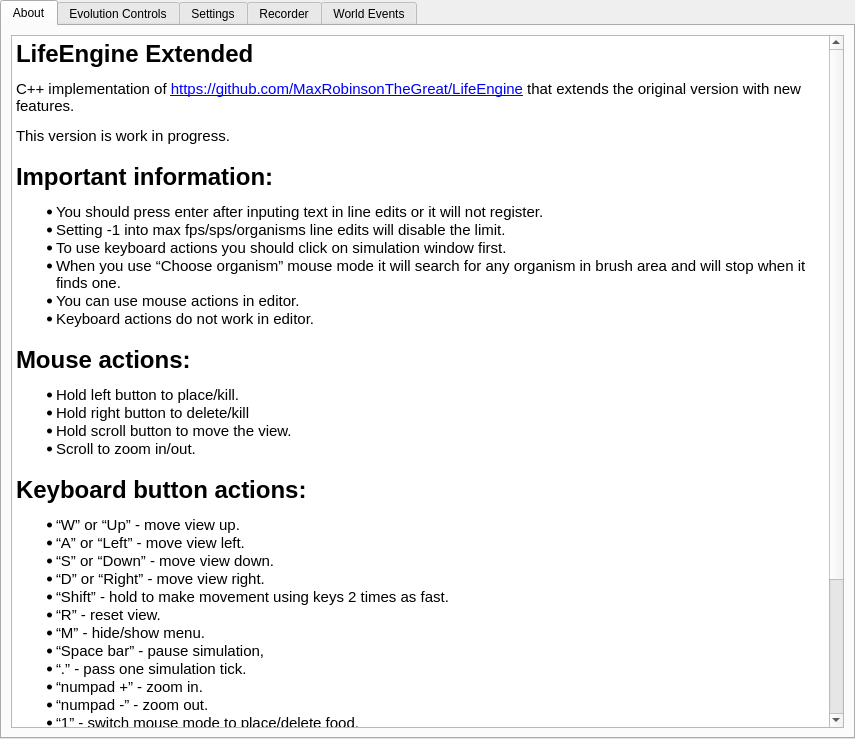
The window that Source/UiFiles/info.ui (SuperSpaceEye/LifeEngineExtended) describes before a commit, drawn with Qt 5.
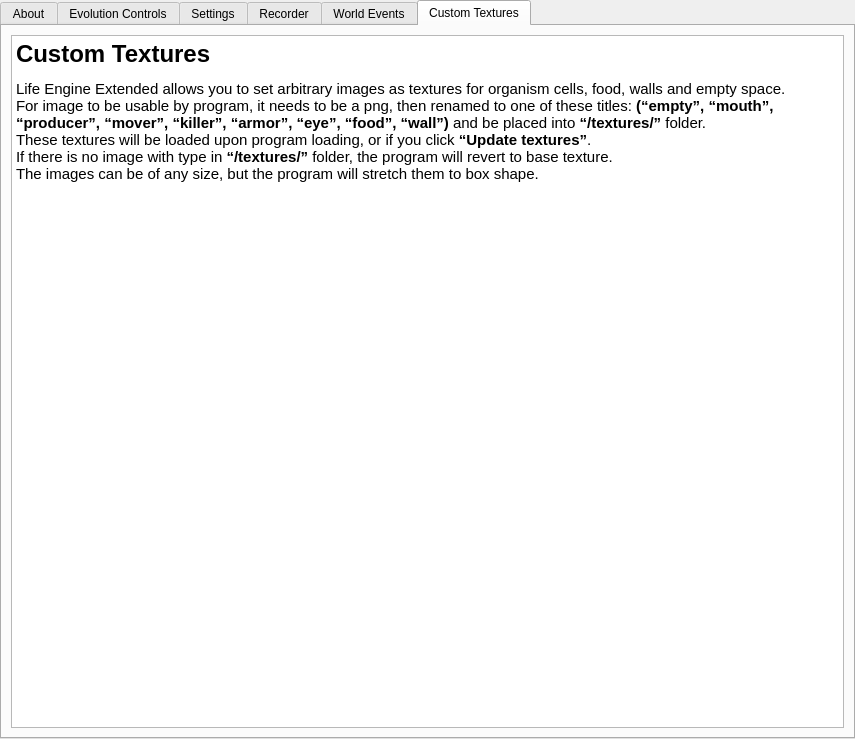
The same window after the commit. The open tabs and pages were chosen to show the change.

Commit message: Added info for custom textures.

The edit to the form file:
```diff
--- a/Source/UiFiles/info.ui
+++ b/Source/UiFiles/info.ui
@@ -241,6 +241,28 @@
        </item>
       </layout>
      </widget>
+     <widget class="QWidget" name="custom_textures_tab">
+      <attribute name="title">
+       <string>Custom Textures</string>
+      </attribute>
+      <layout class="QVBoxLayout" name="verticalLayout_6">
+       <item>
+        <widget class="QTextEdit" name="textEdit_6">
+         <property name="readOnly">
+          <bool>true</bool>
+         </property>
+         <property name="html">
+          <string>&lt;!DOCTYPE HTML PUBLIC &quot;-//W3C//DTD HTML 4.0//EN&quot; &quot;http://www.w3.org/TR/REC-html40/strict.dtd&quot;&gt;
+&lt;html&gt;&lt;head&gt;&lt;meta name=&quot;qrichtext&quot; content=&quot;1&quot; /&gt;&lt;style type=&quot;text/css&quot;&gt;
+p, li { white-space: pre-wrap; }
+&lt;/style&gt;&lt;/head&gt;&lt;body style=&quot; font-family:'Ubuntu'; font-size:11pt; font-weight:400; font-style:normal;&quot;&gt;
+&lt;h1 style=&quot; margin-top:18px; margin-bottom:12px; margin-left:0px; margin-right:0px; -qt-block-indent:0; text-indent:0px;&quot;&gt;&lt;a name=&quot;Custom_Textures_0&quot;&gt;&lt;/a&gt;&lt;span style=&quot; font-size:xx-large; font-weight:600;&quot;&gt;C&lt;/span&gt;&lt;span style=&quot; font-size:xx-large; font-weight:600;&quot;&gt;ustom Textures&lt;/span&gt;&lt;/h1&gt;
+&lt;p style=&quot; margin-top:12px; margin-bottom:12px; margin-left:0px; margin-right:0px; -qt-block-indent:0; text-indent:0px;&quot;&gt;Life Engine Extended allows you to set arbitrary images as textures for organism cells, food, walls and empty space.&lt;br /&gt;For image to be usable by program, it needs to be a png, then renamed to one of these titles: &lt;span style=&quot; font-weight:600;&quot;&gt;(“empty”, “mouth”, “producer”, “mover”, “killer”, “armor”, “eye”, “food”, “wall”)&lt;/span&gt; and be placed into &lt;span style=&quot; font-weight:600;&quot;&gt;“/textures/”&lt;/span&gt; folder.&lt;br /&gt;These textures will be loaded upon program loading, or if you click &lt;span style=&quot; font-weight:600;&quot;&gt;“Update textures”&lt;/span&gt;.&lt;br /&gt;If there is no image with type in &lt;span style=&quot; font-weight:600;&quot;&gt;“/textures/”&lt;/span&gt; folder, the program will revert to base texture.&lt;br /&gt;The images can be of any size, but the program will stretch them to box shape.&lt;/p&gt;&lt;/body&gt;&lt;/html&gt;</string>
+         </property>
+        </widget>
+       </item>
+      </layout>
+     </widget>
     </widget>
    </item>
   </layout>
```
The commit also changes 3 other files.
